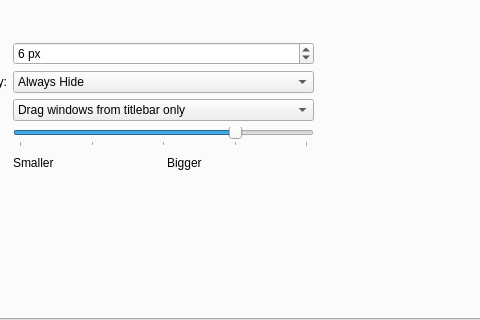
The window that kstyle/config/ui/lightlystyleconfig.ui (taj-ny/Darkly) describes before a commit, drawn with Qt 5; both pictures show x 172 to 652 and y 201 to 521 of the 772 by 521 pixel window.
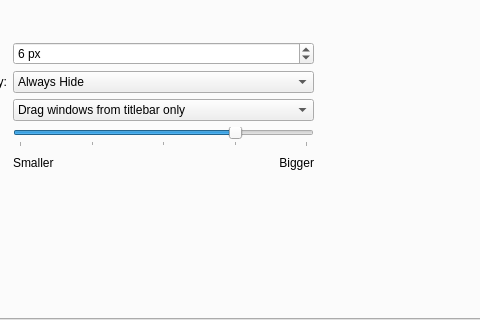
The same window after the commit.

Commit message: Button size label alignment

Diff of the .ui file:
```diff
--- a/kstyle/config/ui/lightlystyleconfig.ui
+++ b/kstyle/config/ui/lightlystyleconfig.ui
@@ -235,6 +235,9 @@
            <property name="text">
             <string>Bigger</string>
            </property>
+           <property name="alignment">
+            <set>Qt::AlignmentFlag::AlignRight|Qt::AlignmentFlag::AlignTrailing|Qt::AlignmentFlag::AlignVCenter</set>
+           </property>
           </widget>
          </item>
         </layout>
```
